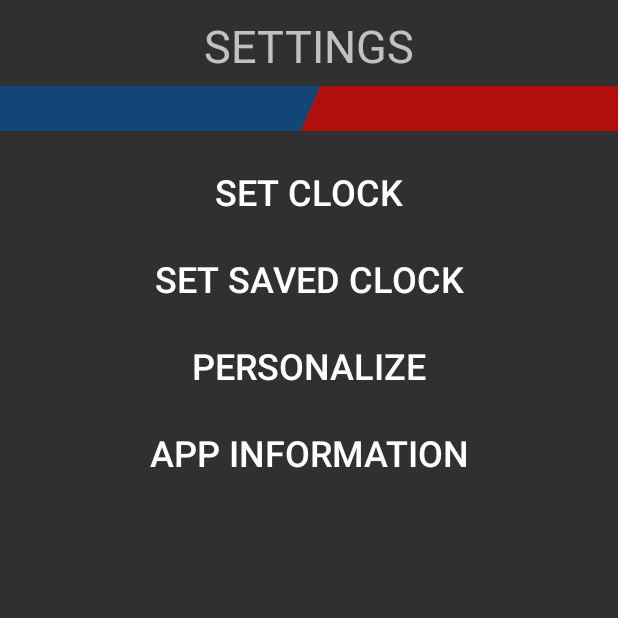
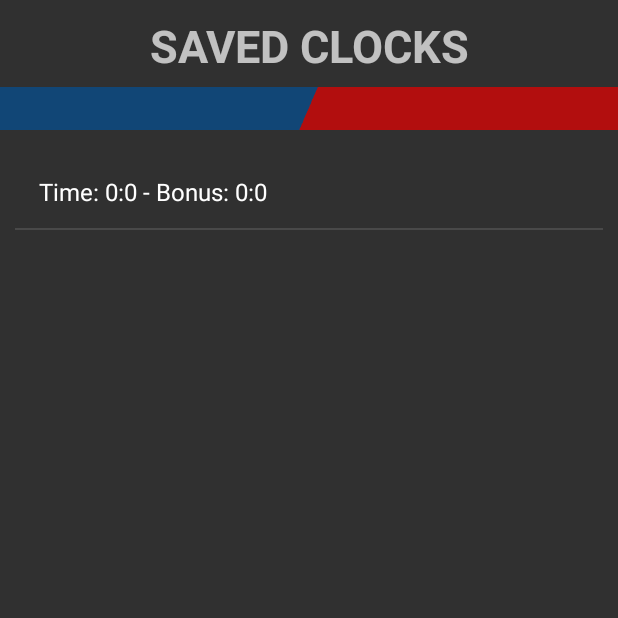
Before and after one commit to Balvarezpandozi/TimeToChess, an Android app: the Settings screen opened directly, with no data from a screen before it, after a tap on "SET SAVED CLOCK", on a phone screen of 412 x 824 dp, the top half of it. Run offline under Robolectric (Android 15) with nearby library versions, the light colour scheme and no system bars.

Commit message:
Database implemented, saved clocks mechanic working, several details improved. Next: Add personalize activity.

```diff
--- a/app/src/main/AndroidManifest.xml
+++ b/app/src/main/AndroidManifest.xml
@@ -4,12 +4,13 @@
 
     <application
         android:allowBackup="true"
+        android:fullBackupContent="false"
         android:icon="@mipmap/ic_launcher"
-        android:fullBackupContent="false"
         android:label="@string/app_name"
         android:roundIcon="@mipmap/ic_launcher_round"
         android:supportsRtl="true"
         android:theme="@style/Theme.AppCompat.NoActionBar">
+        <activity android:name=".SavedClocks" />
         <activity android:name=".AppInformation" />
         <activity android:name=".ClockForm" />
         <activity android:name=".Settings" />
--- /dev/null
+++ b/app/src/main/java/com/timetochess/Clock.java
@@ -0,0 +1,52 @@
+package com.timetochess;
+
+import androidx.annotation.NonNull;
+import androidx.annotation.StringRes;
+
+public class Clock {
+    private int id;
+    private long time;
+    private long bonus;
+
+    //Constructor
+    Clock(int id, long time, long bonus){
+        this.id = id;
+        this.time = time;
+        this.bonus = bonus;
+    }
+
+    @NonNull
+    @Override
+    public String toString() {
+        long minTime = (time/(1000*60));
+        long secTime = (time/(1000))-((time/(1000*60))*60);
+        long minBonus = (bonus/(1000*60));
+        long secBonus = (bonus/(1000))-((bonus/(1000*60))*60);
+        return "Time: " + minTime + ":" + secTime + " - Bonus: " + minBonus + ":" + secBonus;
+    }
+
+    //Getters ans Setters
+    public int getId(){
+        return id;
+    }
+
+    public void setId(int id) {
+        this.id = id;
+    }
+
+    public long getTime(){
+        return time;
+    }
+
+    public void setTime(long time){
+        this.time = time;
+    }
+
+    public long getBonus() {
+        return bonus;
+    }
+
+    public void setBonus(long bonus) {
+        this.bonus = bonus;
+    }
+}
--- /dev/null
+++ b/app/src/main/java/com/timetochess/DataBaseHelper.java
@@ -0,0 +1,161 @@
+package com.timetochess;
+
+import android.content.ContentValues;
+import android.content.Context;
+import android.database.Cursor;
+import android.database.sqlite.SQLiteDatabase;
+import android.database.sqlite.SQLiteOpenHelper;
+
+import androidx.annotation.Nullable;
+
+import java.util.ArrayList;
+import java.util.List;
+
+public class DataBaseHelper extends SQLiteOpenHelper {
+
+    //Database Version
+    public static final int DATABASE_VERSION = 1;
+
+    //Database name
+    public static final String DATABASE_NAME = "TimeToChessDatabase";
+
+    //Table names
+    public static final String CLOCKS_TABLE = "CLOCKS";
+
+    //Common column names
+    public static final String COLUMN_ID = "ID";
+    public static final String COLUMN_TIME = "TIME";
+    public static final String COLUMN_BONUS = "BONUS";
+
+    //TABLE CREATE STATEMENTS
+
+    //Clock create statement
+    public static final String CREATE_TABLE_CLOCKS= "CREATE TABLE " + CLOCKS_TABLE + " (" + COLUMN_ID + " INTEGER PRIMARY KEY AUTOINCREMENT, " + COLUMN_TIME + " LONG, " + COLUMN_BONUS + " LONG)";
+
+    public DataBaseHelper(@Nullable Context context) {
+        super(context, DATABASE_NAME, null, DATABASE_VERSION);
+    }
+
+    @Override
+    public void onCreate(SQLiteDatabase db) {
+        db.execSQL(CREATE_TABLE_CLOCKS);
+    }
+
+    @Override
+    public void onUpgrade(SQLiteDatabase db, int oldVersion, int newVersion) {
+        //Delete table if there is one
+        db.execSQL("DROP TABLE IF EXISTS " + CLOCKS_TABLE);
+
+        //Create new tables
+        onCreate(db);
+    }
+
+    //METHODS
+        //Add clock configuration
+    public boolean addClock(Clock clock){
+        SQLiteDatabase db = this.getWritableDatabase();
+        ContentValues cv = new ContentValues();
+
+        cv.put(COLUMN_TIME, clock.getTime());
+        cv.put(COLUMN_BONUS, clock.getBonus());
+
+        long insert = db.insert(CLOCKS_TABLE, null, cv);
+
+        db.close();
+
+        return insert != -1;
+    }
+
+    //Get all Clocks from database
+    public List<Clock> getAllClocks(){
+        List<Clock> returnList = new ArrayList<>();
+        //get data from database
+        String queryString = "SELECT * FROM " + CLOCKS_TABLE;
+        SQLiteDatabase db = this.getReadableDatabase();
+        Cursor cursor = db.rawQuery(queryString, null);
+
+        if (cursor.moveToFirst()){
+            //loop through the cursor (result set) and create new InboxTask object. put them into the return list.
+            do {
+                int clockId = cursor.getInt(0);
+                long clockTime = cursor.getLong(1);
+                long clockBonus = cursor.getLong(2);
+
+                Clock newClock = new Clock(clockId, clockTime, clockBonus);
+                returnList.add(newClock);
+            }while(cursor.moveToNext());
+        }
+
+        cursor.close();
+        db.close();
+        return returnList;
+    }
+
+    //Get Clocks by id
+    public Clock getClockByID(int ID){
+        SQLiteDatabase db = this.getReadableDatabase();
+        String queryString = "SELECT * FROM " + CLOCKS_TABLE + " WHERE ID = " + ID;
+        Cursor cursor = db.rawQuery(queryString, null);
+        Clock clock = null;
+
+        if (cursor.moveToFirst()){
+            int clockId = cursor.getInt(0);
+            long clockTime = cursor.getLong(1);
+            long clockBonus = cursor.getLong(2);
+
+            clock = new Clock(clockId, clockTime, clockBonus);
+        }
+
+        db.close();
+        cursor.close();
+        return clock;
+    }
+
+    //Update Clock by id
+    public boolean updateClockByID(Clock clock){
+        SQLiteDatabase db = this.getWritableDatabase();
+        ContentValues cv = new ContentValues();
+        String whereString = COLUMN_ID + " = ?";
+        String[] whereArgs = new String[] {String.valueOf(clock.getId())};
+
+        cv.put(COLUMN_TIME, clock.getTime());
+        cv.put(COLUMN_BONUS, clock.getBonus());
+
+        long insert = db.update(CLOCKS_TABLE, cv, whereString, whereArgs);
+        db.close();
+
+        return insert != -1;
+    }
+
+    //Delete Clock by id
+    public boolean deleteClockByID(Clock clock){
+        SQLiteDatabase db = this.getWritableDatabase();
+        String queryString = "DELETE FROM " + CLOCKS_TABLE + " WHERE " + COLUMN_ID + " = " + clock.getId();
+        Cursor cursor = db.rawQuery(queryString, null);
+
+        if (cursor.moveToFirst()){
+            db.close();
+            cursor.close();
+            return true;
+        }
+        db.close();
+        cursor.close();
+        return false;
+    }
+
+    //Is Clock table empty
+    public boolean isInboxEmpty(){
+        //get data from database
+        String queryString = "SELECT * FROM " + CLOCKS_TABLE;
+        SQLiteDatabase db = this.getReadableDatabase();
+        Cursor cursor = db.rawQuery(queryString, null);
+
+        if (cursor.moveToFirst()){
+            return false;
+        }
+
+        cursor.close();
+        db.close();
+        return true;
+    }
+}
--- /dev/null
+++ b/app/src/main/java/com/timetochess/SavedClocks.java
@@ -0,0 +1,91 @@
+package com.timetochess;
+
+import androidx.annotation.NonNull;
+import androidx.appcompat.app.AppCompatActivity;
+
+import android.content.Intent;
+import android.os.Bundle;
+import android.provider.ContactsContract;
+import android.util.Log;
+import android.view.ContextMenu;
+import android.view.MenuInflater;
+import android.view.MenuItem;
+import android.view.View;
+import android.widget.AdapterView;
+import android.widget.ArrayAdapter;
+import android.widget.ListView;
+
+public class SavedClocks extends AppCompatActivity {
+
+    //Declare variables
+    ListView clocksListView;
+    ArrayAdapter clocksAdapter;
+    DataBaseHelper dataBaseHelper;
+
+    @Override
+    protected void onCreate(Bundle savedInstanceState) {
+        super.onCreate(savedInstanceState);
+        setContentView(R.layout.activity_saved_clocks);
+
+        //Initialize variables
+        dataBaseHelper = new DataBaseHelper(getApplicationContext());
+        clocksListView = findViewById(R.id.clocksListView);
+        clocksAdapter = new ArrayAdapter<>(SavedClocks.this, android.R.layout.simple_list_item_1, dataBaseHelper.getAllClocks());
+        clocksListView.setAdapter(clocksAdapter);
+
+        //Sets up items' menu
+        registerForContextMenu(clocksListView);
+
+        //Sets click on items to find clock in Database, Open clock activity, and send the Clock's time values
+        clocksListView.setOnItemClickListener(new AdapterView.OnItemClickListener() {
+            @Override
+            public void onItemClick(AdapterView<?> parent, View view, int position, long id) {
+                Intent setClockIntent = new Intent(getApplicationContext(), ChessClock.class);
+                Clock clock = (Clock) parent.getItemAtPosition(position);
+                setClockIntent.putExtra("millisPerPlayer", clock.getTime());
+                setClockIntent.putExtra("bonusPerPlayer", clock.getBonus());
+                startActivity(setClockIntent);
+            }
+        });
+    }
+
+    //Items Menu Set Up
+    @Override
+    public void onCreateContextMenu(ContextMenu menu, View v, ContextMenu.ContextMenuInfo menuInfo) {
+        super.onCreateContextMenu(menu, v, menuInfo);
+        MenuInflater inflater = getMenuInflater();
+        inflater.inflate(R.menu.savedclockmenu, menu);
+    }
+
+    //Defines action when clicking option in items' menu
+    @Override
+    public boolean onContextItemSelected(@NonNull MenuItem item) {
+        AdapterView.AdapterContextMenuInfo info = (AdapterView.AdapterContextMenuInfo) item.getMenuInfo();
+        int position = info.position;
+        Clock clock = (Clock) clocksListView.getItemAtPosition(position);
+
+        //Plan to further expansion of options, such as, edit the clock
+        switch (item.getItemId()){
+//            case R.id.edit:
+//                editClock(clock);
+//                return true;
+            case R.id.delete:
+                deleteClock(clock);
+                return true;
+            default:
+                return super.onContextItemSelected(item);
+        }
+    }
+
+//    public void editClock(Clock item){
+//        Log.i("menu", "edit clock");
+//    }
+
+    //Deletes clock from Database, and updates listview
+    public void deleteClock(Clock item){
+        dataBaseHelper.deleteClockByID(item);
+        clocksAdapter = new ArrayAdapter<>(SavedClocks.this, android.R.layout.simple_list_item_1, dataBaseHelper.getAllClocks());
+        clocksListView.setAdapter(clocksAdapter);
+        clocksAdapter.notifyDataSetChanged();
+    }
+}
--- a/app/src/main/java/com/timetochess/Settings.java
+++ b/app/src/main/java/com/timetochess/Settings.java
@@ -10,6 +10,7 @@ import android.widget.Button;
 
 public class Settings extends AppCompatActivity {
 
+    //Declare Variables
     Button setClockButton;
     Button setSavedClock;
     Button personalize;
@@ -20,25 +21,31 @@ public class Settings extends AppCompatActivity {
         super.onCreate(savedInstanceState);
         setContentView(R.layout.activity_settings);
 
+        //Initialize variables
         setClockButton = findViewById(R.id.setClockButton);
         setSavedClock = findViewById(R.id.savedTimeFormatsButton);
         personalize = findViewById(R.id.personalizeButton);
         appInformationButton = findViewById(R.id.infoButton);
     }
 
+    //Opens form activity to set clock
     public void setClock(View view){
         Intent setClockIntent = new Intent(getApplicationContext(), ClockForm.class);
         startActivity(setClockIntent);
     }
 
+    //Opens saved clocks activity
     public void openSavedClocks(View view){
-        Log.i("SavedClocksButton", "Button pressed.");
+        Intent savedClocksIntent = new Intent(getApplicationContext(), SavedClocks.class);
+        startActivity(savedClocksIntent);
     }
 
+    //Opens personalize activity
     public void openPersonalizeActivity(View view){
         Log.i("PersonalizeButton", "Button Pressed.");
     }
 
+    //Opens the App Information activity
     public void openAppInformation(View view){
         Intent appInfoIntent = new Intent(getApplicationContext(), AppInformation.class);
         startActivity(appInfoIntent);
--- /dev/null
+++ b/app/src/main/res/layout/activity_saved_clocks.xml
@@ -0,0 +1,46 @@
+<?xml version="1.0" encoding="utf-8"?>
+<androidx.constraintlayout.widget.ConstraintLayout xmlns:android="http://schemas.android.com/apk/res/android"
+    xmlns:app="http://schemas.android.com/apk/res-auto"
+    xmlns:tools="http://schemas.android.com/tools"
+    android:layout_width="match_parent"
+    android:layout_height="match_parent"
+    tools:context=".SavedClocks">
+
+    <TextView
+        android:id="@+id/savedClocksTextView"
+        android:layout_width="wrap_content"
+        android:layout_height="wrap_content"
+        android:layout_marginStart="10dp"
+        android:layout_marginTop="10dp"
+        android:layout_marginEnd="10dp"
+        android:text="@string/saved_clocks"
+        android:textAllCaps="true"
+        android:textSize="30sp"
+        android:textStyle="bold"
+        app:layout_constraintEnd_toEndOf="parent"
+        app:layout_constraintStart_toStartOf="parent"
+        app:layout_constraintTop_toTopOf="parent" />
+
+    <ImageView
+        android:id="@+id/titleUnderlineImageView"
+        android:layout_width="wrap_content"
+        android:layout_height="43dp"
+        android:contentDescription="@null"
+        app:layout_constraintEnd_toEndOf="parent"
+        app:layout_constraintStart_toStartOf="parent"
+        app:layout_constraintTop_toBottomOf="@+id/savedClocksTextView"
+        app:srcCompat="@drawable/line" />
+
+    <ListView
+        android:id="@+id/clocksListView"
+        android:layout_width="0dp"
+        android:layout_height="0dp"
+        android:layout_marginStart="10dp"
+        android:layout_marginTop="10dp"
+        android:layout_marginEnd="10dp"
+        android:layout_marginBottom="10dp"
+        app:layout_constraintBottom_toBottomOf="parent"
+        app:layout_constraintEnd_toEndOf="parent"
+        app:layout_constraintStart_toStartOf="parent"
+        app:layout_constraintTop_toBottomOf="@+id/titleUnderlineImageView" />
+</androidx.constraintlayout.widget.ConstraintLayout>
--- a/app/src/main/res/layout/activity_settings.xml
+++ b/app/src/main/res/layout/activity_settings.xml
@@ -15,10 +15,11 @@
         android:layout_marginEnd="10dp"
         android:text="@string/settings"
         android:textSize="30sp"
+        android:textStyle="bold"
+        app:layout_constraintBottom_toTopOf="@id/titleUnderlineImageView"
         app:layout_constraintEnd_toEndOf="parent"
         app:layout_constraintStart_toStartOf="parent"
         app:layout_constraintTop_toTopOf="parent"
-        app:layout_constraintBottom_toTopOf="@id/titleUnderlineImageView"
         tools:text="SETTINGS" />
 
     <ImageView
--- /dev/null
+++ b/app/src/main/res/menu/savedclockmenu.xml
@@ -0,0 +1,8 @@
+<?xml version="1.0" encoding="utf-8"?>
+<menu xmlns:app="http://schemas.android.com/apk/res-auto"
+    xmlns:android="http://schemas.android.com/apk/res/android">
+
+    <item
+        android:id="@+id/delete"
+        android:title="@string/delete" />
+</menu>
--- a/app/src/main/res/values/strings.xml
+++ b/app/src/main/res/values/strings.xml
@@ -21,5 +21,9 @@
     <string name="seconds">Seconds</string>
     <string name="set">Set Clock</string>
     <string name="save_set">Save and Set Clock</string>
+    <string name="saved_clocks">Saved Clocks</string>
+    <string name="delete">Delete</string>
+    <string name="edit">Edit</string>
+    <string name="time_out">Time Out!</string>
 
 </resources>
```
Also changed, not shown: app/src/main/java/com/timetochess/ChessClock.java (+52 -20 lines), app/src/main/java/com/timetochess/ClockForm.java (+31 -8 lines), 1 other file.
